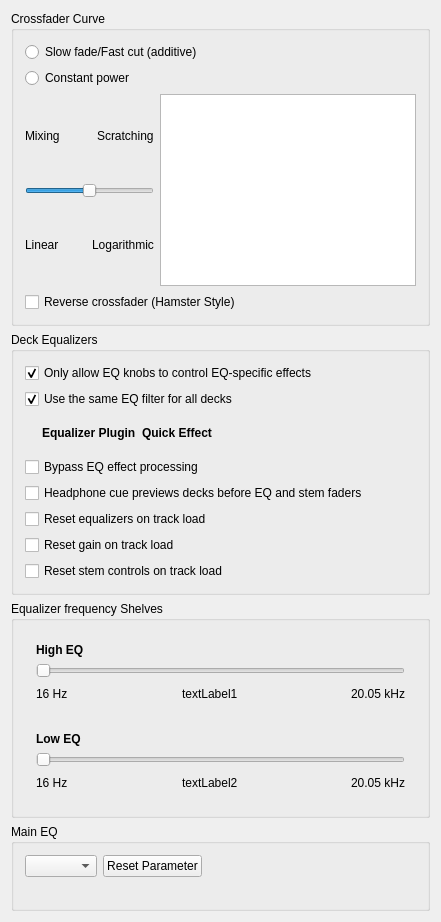
Before: the Qt Designer form src/preferences/dialog/dlgprefmixerdlg.ui in loopcreativeandy/mixxx-custom, drawn with Qt 5.
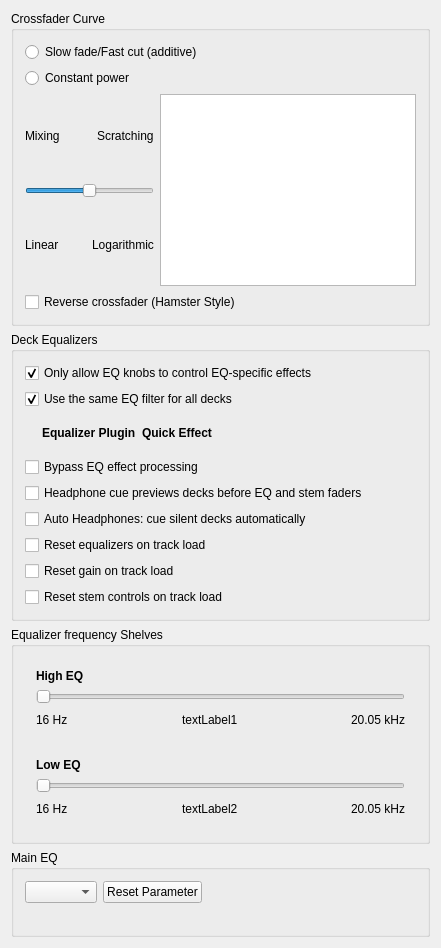
After: the same form once the commit is applied.

Commit message: CP89: Auto Headphones puts silent decks on the headphones

```diff
--- a/src/preferences/dialog/dlgprefmixerdlg.ui
+++ b/src/preferences/dialog/dlgprefmixerdlg.ui
@@ -195,7 +195,7 @@
      <property name="title">
       <string>Deck Equalizers</string>
      </property>
-     <layout class="QVBoxLayout" name="DeckEqualizerCheckboxes" stretch="0,0,0,0,0,0,0,0">
+     <layout class="QVBoxLayout" name="DeckEqualizerCheckboxes" stretch="0,0,0,0,0,0,0,0,0">
       <item>
        <widget class="QCheckBox" name="CheckBoxEqOnly">
         <property name="toolTip">
@@ -299,6 +299,17 @@
        </widget>
       </item>
 
+      <item>
+       <widget class="QCheckBox" name="CheckBoxAutoHeadphones">
+        <property name="toolTip">
+         <string>When checked, a loaded deck that is silent on the main output is put on the headphones automatically, and taken off as soon as it becomes audible. Silent means: channel fader down, crossfader on the other side, all three EQs down or killed, all stems down or muted, or the deck muted. A headphone button you press yourself stays as it is until the deck changes between silent and audible again.</string>
+        </property>
+        <property name="text">
+         <string>Auto Headphones: cue silent decks automatically</string>
+        </property>
+       </widget>
+      </item>
+
       <item>
        <widget class="QCheckBox" name="CheckBoxEqAutoReset">
         <property name="toolTip">
```
The commit also changes 9 other files.
